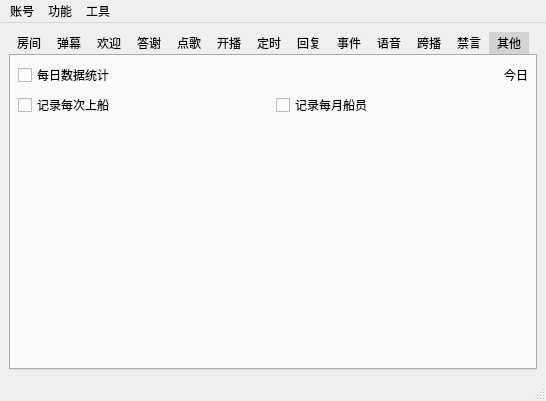
Qt form mainwindow.ui (iwxyi/Bilibili-MagicalDanmaku) before a commit.
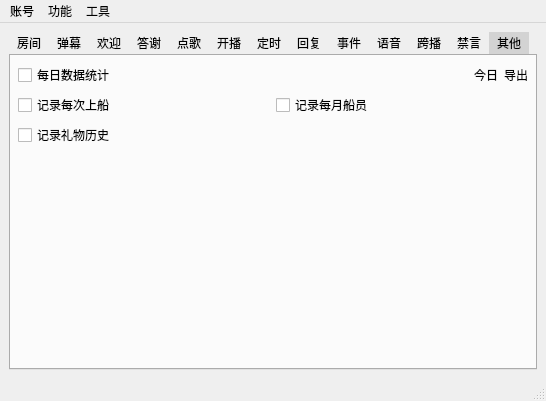
The same form after that commit. Icons and pictures are not drawn. Custom widgets are drawn as their Qt base class.

Commit message: 新增每日统计导出功能

Diff of the .ui file:
```diff
--- a/mainwindow.ui
+++ b/mainwindow.ui
@@ -3059,7 +3059,7 @@
        </attribute>
        <layout class="QVBoxLayout" name="verticalLayout_14">
         <item>
-         <layout class="QHBoxLayout" name="horizontalLayout_24" stretch="1,0">
+         <layout class="QHBoxLayout" name="horizontalLayout_24" stretch="1,0,0">
           <property name="topMargin">
            <number>0</number>
           </property>
@@ -3090,6 +3090,26 @@
             </property>
            </widget>
           </item>
+          <item>
+           <widget class="QPushButton" name="exportDailyButton">
+            <property name="toolTip">
+             <string>&lt;html&gt;&lt;head/&gt;&lt;body&gt;&lt;p&gt;导出当前房间的所有记录&lt;/p&gt;&lt;/body&gt;&lt;/html&gt;</string>
+            </property>
+            <property name="styleSheet">
+             <string notr="true">QPushButton
+{
+	background: transparent;
+	border: none;
+}</string>
+            </property>
+            <property name="text">
+             <string>导出</string>
+            </property>
+            <property name="flat">
+             <bool>true</bool>
+            </property>
+           </widget>
+          </item>
          </layout>
         </item>
         <item>
@@ -3119,6 +3139,23 @@
           </item>
          </layout>
         </item>
+        <item>
+         <layout class="QHBoxLayout" name="horizontalLayout_52">
+          <property name="topMargin">
+           <number>0</number>
+          </property>
+          <item>
+           <widget class="QCheckBox" name="saveEveryGiftCheck">
+            <property name="toolTip">
+             <string>&lt;html&gt;&lt;head/&gt;&lt;body&gt;&lt;p&gt;保存每次上船的数据，用于统计&lt;/p&gt;&lt;p&gt;保存在：程序目录/gift_histories&lt;/p&gt;&lt;p&gt;（不支持礼物合并）&lt;/p&gt;&lt;/body&gt;&lt;/html&gt;</string>
+            </property>
+            <property name="text">
+             <string>记录礼物历史</string>
+            </property>
+           </widget>
+          </item>
+         </layout>
+        </item>
         <item>
          <spacer name="verticalSpacer_3">
           <property name="orientation">
@@ -3127,7 +3164,7 @@
           <property name="sizeHint" stdset="0">
            <size>
             <width>20</width>
-            <height>239</height>
+            <height>215</height>
            </size>
           </property>
          </spacer>
```
Left out of the diff: 4 changed lines with no effect on the pictures. The commit also changes 3 other files.
